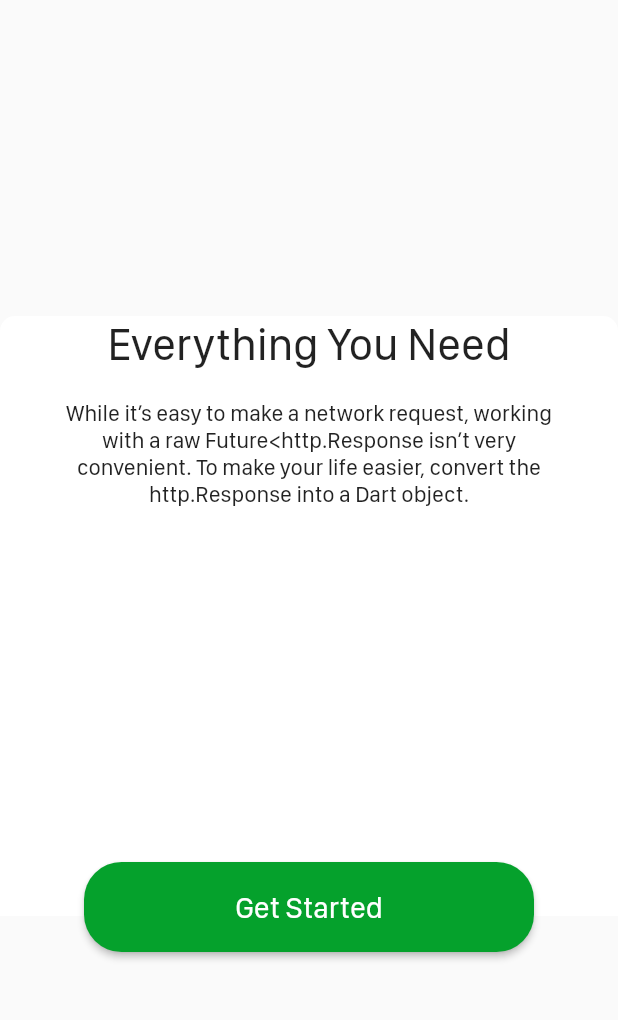
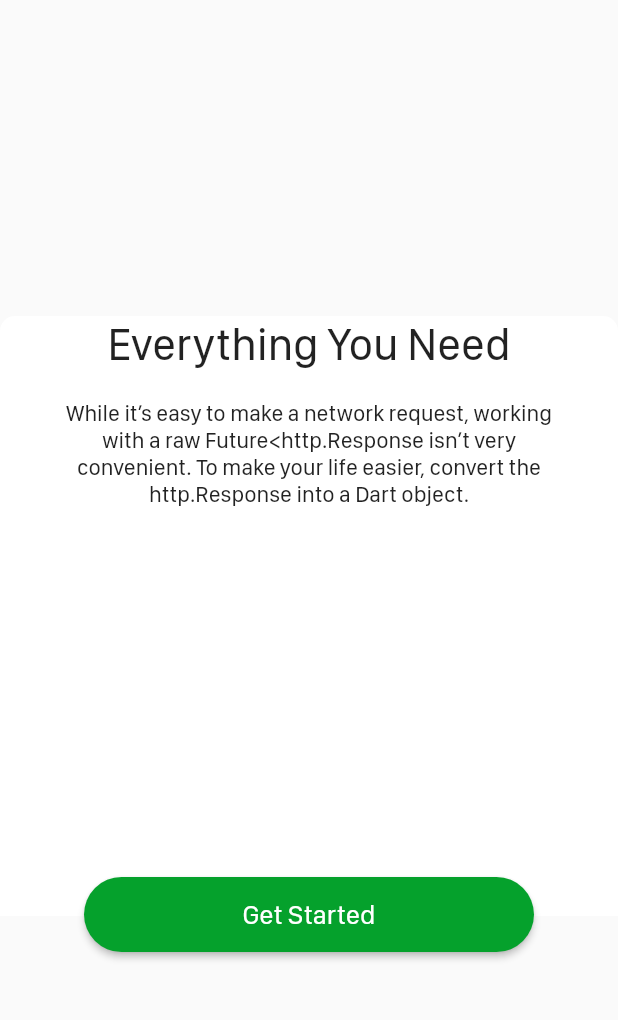
Before and after one commit to Etiocart/etiocart-mobile, a Flutter app: the homeScreen screen opened directly, on a phone screen of 412 x 824 dp, the part 134-1154 px from its top. Run offline on Flutter 3.47's test engine with Material 2 defaults, Android fonts, the phone set to English and light mode, and no system bars; missing offline and left inert: dart:js.

Commit message:
for you page

```diff
--- a/lib/Screens/HomeScreen.dart
+++ b/lib/Screens/HomeScreen.dart
@@ -13,33 +13,61 @@ class homeScreen extends StatelessWidget {
             width: double.infinity,
             height: double.infinity,
             child: Stack(
-              children: [
-                Positioned(
+              children: const [
+                etioCartName(),
+                getStartedText(),
+                getStartedButton()
+              ],
+            )),
+      ),
+    );
+  }
+}
+
+class getStartedButton extends StatelessWidget {
+  const getStartedButton({
+    Key? key,
+  }) : super(key: key);
+
+  @override
+  Widget build(BuildContext context) {
+    return Positioned(
+      bottom: 100,
+      left: 20,
+      right: 20,
       child: Row(
         mainAxisAlignment: MainAxisAlignment.center,
-                  // ignore: prefer_const_literals_to_create_immutables
         children: [
-                    Padding(
-                      padding: EdgeInsets.only(top: 140),
+          Container(
+            width: 300,
+            height: 50,
+            child: ElevatedButton(
+                style: ElevatedButton.styleFrom(
+                  backgroundColor: Color.fromARGB(255, 5, 161, 44),
+                  shape: RoundedRectangleBorder(
+                    borderRadius: BorderRadius.circular(25), // <-- Radius
                   ),
-                    Text(
-                      'ethio',
-                      style: TextStyle(
-                          fontSize: 40,
-                          fontFamily: 'Gotham',
-                          fontWeight: FontWeight.w300),
                 ),
-                    Text(
-                      'cart',
-                      style: TextStyle(
-                          color: Colors.blue,
-                          fontSize: 35,
-                          fontFamily: 'Marg',
-                          fontWeight: FontWeight.w200),
-                    )
+                onPressed: () {},
+                child: Text(
+                  'Get Started',
+                  style: TextStyle(fontSize: 18),
+                )),
+          ),
         ],
-                )),
-                Positioned(
+      ),
+    );
+  }
+}
+
+class getStartedText extends StatelessWidget {
+  const getStartedText({
+    Key? key,
+  }) : super(key: key);
+
+  @override
+  Widget build(BuildContext context) {
+    return Positioned(
         top: 300,
         child: Container(
           width: MediaQuery.of(context).size.width,
@@ -75,37 +103,39 @@ class homeScreen extends StatelessWidget {
               ),
             ],
           ),
-                    )),
-                Positioned(
-                  bottom: 100,
-                  left: 20,
-                  right: 20,
+        ));
+  }
+}
+
+class etioCartName extends StatelessWidget {
+  const etioCartName({
+    Key? key,
+  }) : super(key: key);
+
+  @override
+  Widget build(BuildContext context) {
+    return Positioned(
         child: Row(
       mainAxisAlignment: MainAxisAlignment.center,
+      // ignore: prefer_const_literals_to_create_immutables
       children: [
-                      Container(
-                        width: 300,
-                        height: 60,
-                        child: ElevatedButton(
-                            style: ElevatedButton.styleFrom(
-                              backgroundColor: Color.fromARGB(255, 5, 161, 44),
-                              shape: RoundedRectangleBorder(
-                                borderRadius:
-                                    BorderRadius.circular(25), // <-- Radius
+        Padding(
+          padding: EdgeInsets.only(top: 140),
         ),
+        Text(
+          'ethio',
+          style: TextStyle(
+              fontSize: 40, fontFamily: 'Gotham', fontWeight: FontWeight.w300),
         ),
-                            onPressed: () {},
-                            child: Text(
-                              'Get Started',
-                              style: TextStyle(fontSize: 20),
-                            )),
-                      ),
-                    ],
-                  ),
+        Text(
+          'cart',
+          style: TextStyle(
+              color: Colors.blue,
+              fontSize: 35,
+              fontFamily: 'Marg',
+              fontWeight: FontWeight.w200),
         )
       ],
-            )),
-      ),
-    );
+    ));
   }
 }
--- a/lib/Screens/Screens.dart
+++ b/lib/Screens/Screens.dart
@@ -1,5 +1,7 @@
 // ignore: file_names
-export 'homeScreen.dart';
+export './homeScreen.dart';
 export './chooseTheme.dart';
 export './accountOption.dart';
-export 'signIn.dart';
+export './signIn.dart';
+export './forYouPage.dart';
+export './Screens.dart';
--- a/lib/main.dart
+++ b/lib/main.dart
@@ -1,4 +1,3 @@
-import 'package:ethiocart/Screens/Register.dart';
 import 'package:flutter/material.dart';
 import 'Screens/Screens.dart';
 
@@ -27,7 +26,7 @@ class MyApp extends StatelessWidget {
           ),
         ),
       ),
-      home:  Register(),
+      home: forYouPage(),
       debugShowCheckedModeBanner: false,
     );
   }
```
Also changed, not shown: lib/Screens/forYouPage.dart (added, +94 -0 lines), lib/Screens/signIn.dart (+38 -81 lines). Lines whose indentation alone changed are shown as unchanged.
